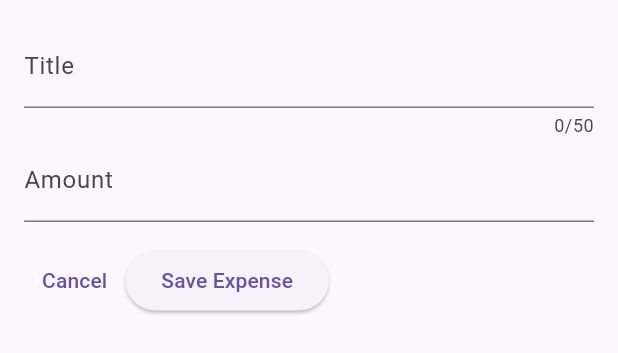
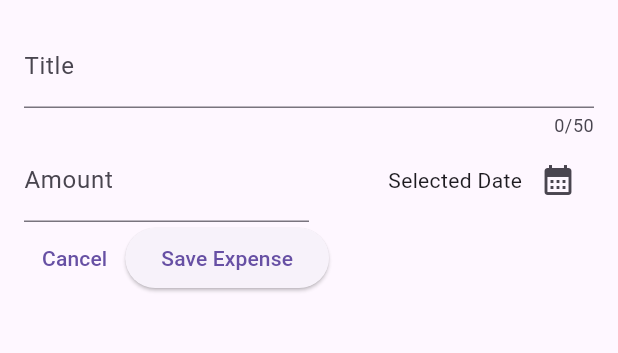
Before and after one commit to IvanBodnarash/Expenses-Tracker-Flutter, a Flutter app: the NewExpense widget shown alone on an empty page, opened directly, on a phone screen of 412 x 824 dp. Shown: the top 353 px of the screen. Run offline on Flutter 3.47's test engine with Material 3 defaults, Android fonts, the phone set to English and light mode, and no system bars.

Commit message:
adding a calendar to app

```diff
--- a/lib/widgets/new_expense.dart
+++ b/lib/widgets/new_expense.dart
@@ -12,6 +12,16 @@ class NewExpense extends StatefulWidget {
 class _NewExpenseState extends State<NewExpense> {
   final _titleController = TextEditingController();
   final _amountController = TextEditingController();
+
+  void _presentDatePicker() {
+    final now = DateTime.now();
+    final firstDate = DateTime(now.year - 1, now.month, now.day);
+    showDatePicker(
+        context: context,
+        initialDate: now,
+        firstDate: firstDate,
+        lastDate: now);
+  }
 
   @override
   void dispose() {
@@ -33,7 +43,10 @@ class _NewExpenseState extends State<NewExpense> {
               label: Text('Title'),
             ),
           ),
-          TextField(
+          Row(
+            children: [
+              Expanded(
+                child: TextField(
                   controller: _amountController,
                   keyboardType: TextInputType.number,
                   decoration: const InputDecoration(
@@ -41,8 +54,26 @@ class _NewExpenseState extends State<NewExpense> {
                     label: Text('Amount'),
                   ),
                 ),
+              ),
               const SizedBox(
                 height: 15,
+              ),
+              Expanded(
+                child: Row(
+                  mainAxisAlignment: MainAxisAlignment.end,
+                  crossAxisAlignment: CrossAxisAlignment.center,
+                  children: [
+                    const Text('Selected Date'),
+                    IconButton(
+                      onPressed: _presentDatePicker,
+                      icon: const Icon(
+                        Icons.calendar_month,
+                      ),
+                    ),
+                  ],
+                ),
+              ),
+            ],
           ),
           Row(
             children: [
```
Lines whose indentation alone changed are shown as unchanged.
